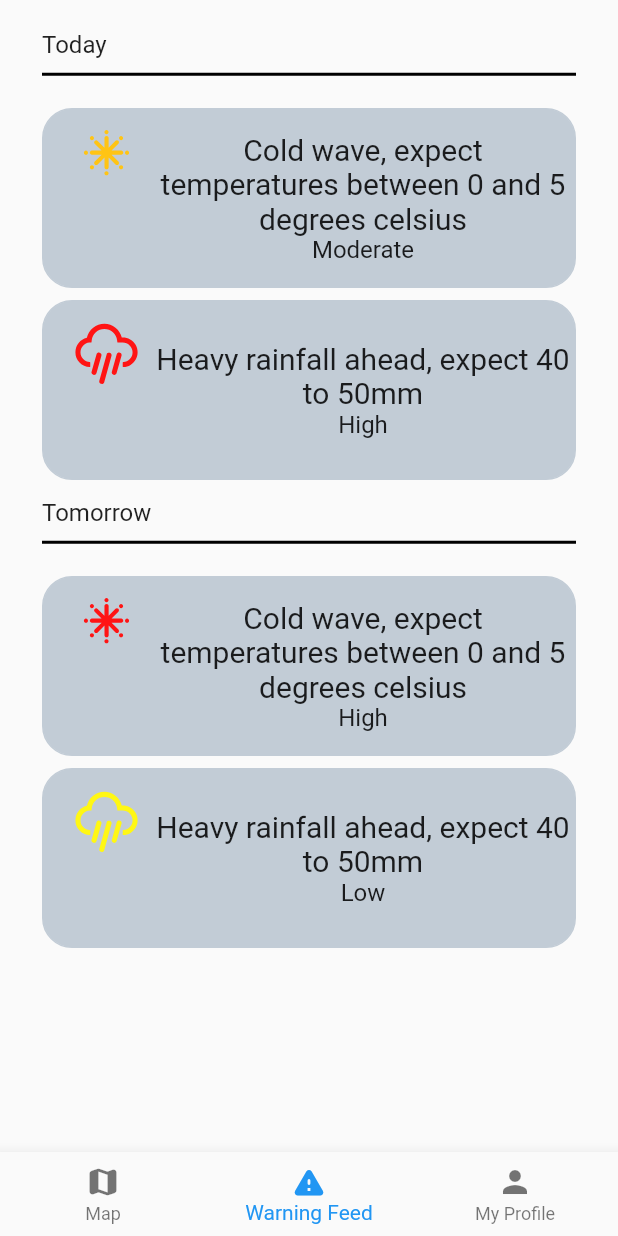
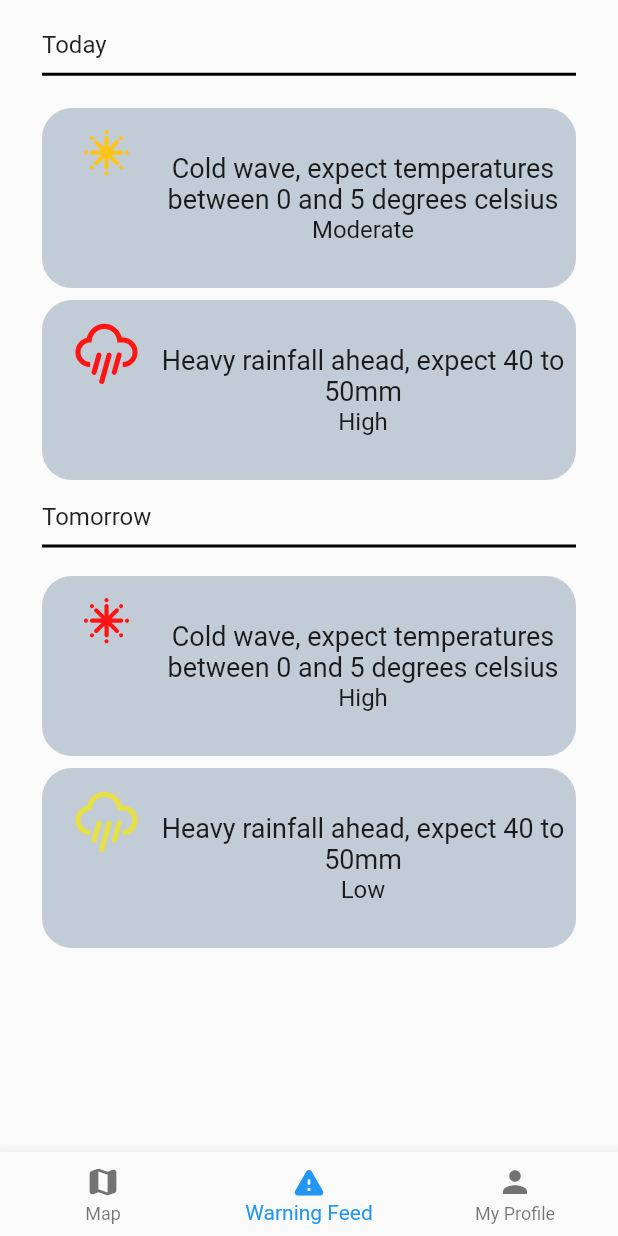
Before and after one commit to brenozd/front-defesa-civil, a Flutter app: the screen it shows after launch, on a phone screen of 412 x 824 dp. Run offline on Flutter 3.47's test engine with Material 2 defaults, Android fonts, the phone set to English and light mode, and no system bars; our stand-ins replace flutter_local_notifications, flutter_map, geocoding, latlong2, location, tuple and 1 more; statements that could not run were skipped.

Commit message:
Minot changes in warning feed

```diff
--- a/app/lib/pages/warning_feed_page.dart
+++ b/app/lib/pages/warning_feed_page.dart
@@ -7,7 +7,7 @@ import 'package:weather_icons/weather_icons.dart';
 // ignore: prefer_const_declarations
 final Map<int, Tuple2<String, Color>> warningSeverityMap =
     const <int, Tuple2<String, Color>>{
-  0: Tuple2("Low", Color.fromARGB(255, 255, 247, 20)),
+  0: Tuple2("Low", Color.fromARGB(255, 230, 224, 66)),
   1: Tuple2("Moderate", Color.fromARGB(255, 255, 196, 20)),
   2: Tuple2("High", Color.fromARGB(255, 255, 20, 20)),
 };
@@ -26,6 +26,40 @@ class Warning extends StatelessWidget {
 
   @override
   Widget build(BuildContext context) {
+    var warningIcon = Align(
+      alignment: Alignment.topRight,
+      child: Padding(
+        padding: const EdgeInsets.only(left: 12),
+        child: Icon(
+          iconData,
+          color: warningSeverityMap[severity]!.item2,
+          size: 60,
+        ),
+      ),
+    );
+
+    var warningBody = Expanded(
+      child: Column(
+          mainAxisAlignment: MainAxisAlignment.center,
+          crossAxisAlignment: CrossAxisAlignment.center,
+          children: [
+            Text(
+              warningText,
+              textAlign: TextAlign.center,
+              style: const TextStyle(
+                fontSize: 18,
+              ),
+            ),
+            Text(
+              warningSeverityMap[severity]!.item1,
+              textAlign: TextAlign.center,
+              style: const TextStyle(
+                fontSize: 16,
+              ),
+            )
+          ]),
+    );
+
     return SingleChildScrollView(
         child: Container(
       decoration: BoxDecoration(
@@ -39,38 +73,8 @@ class Warning extends StatelessWidget {
       child: Center(
         child: Row(
           children: [
-            Align(
-              alignment: Alignment.topRight,
-              child: Padding(
-                padding: const EdgeInsets.only(left: 12),
-                child: Icon(
-                  iconData,
-                  color: warningSeverityMap[severity]!.item2,
-                  size: 60,
-                ),
-              ),
-            ),
-            Expanded(
-              child: Column(
-                  mainAxisAlignment: MainAxisAlignment.center,
-                  crossAxisAlignment: CrossAxisAlignment.center,
-                  children: [
-                    Text(
-                      warningText,
-                      textAlign: TextAlign.center,
-                      style: const TextStyle(
-                        fontSize: 20,
-                      ),
-                    ),
-                    Text(
-                      warningSeverityMap[severity]!.item1,
-                      textAlign: TextAlign.center,
-                      style: const TextStyle(
-                        fontSize: 16,
-                      ),
-                    )
-                  ]),
-            )
+            warningIcon,
+            warningBody,
           ],
         ),
       ),
@@ -102,7 +106,7 @@ class WarningFeedPage extends StatelessWidget {
     ),
     Separator(
       text: "Tomorrow",
-      spacing: 0,
+      spacing: 5,
     ),
     Warning(
       iconData: WeatherIcons.snowflake_cold,
```
